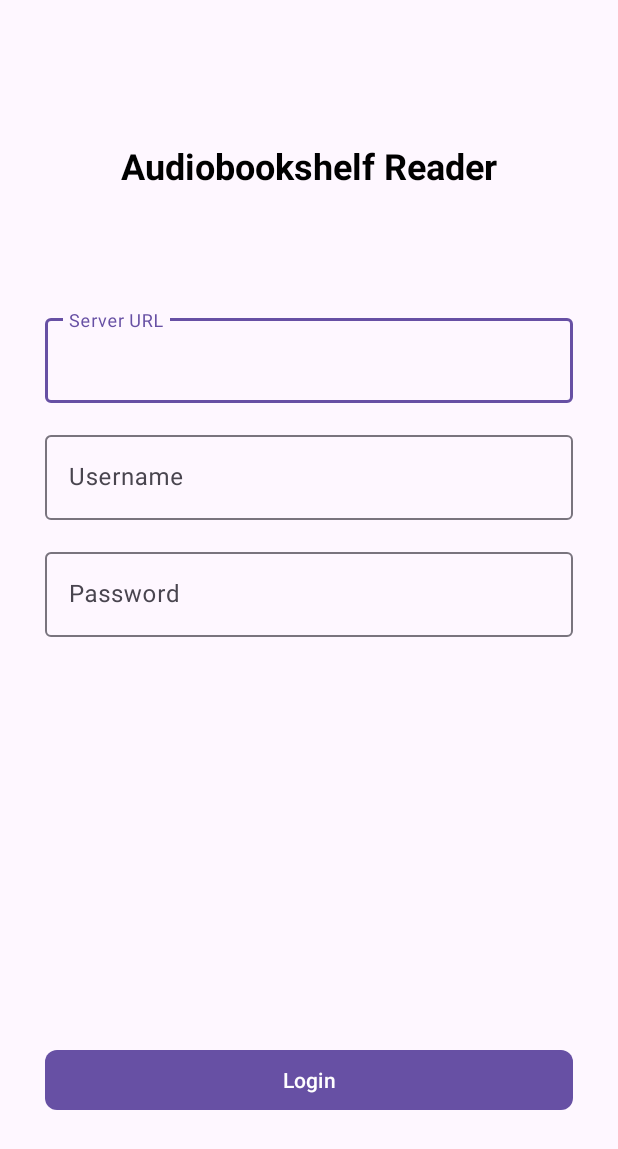
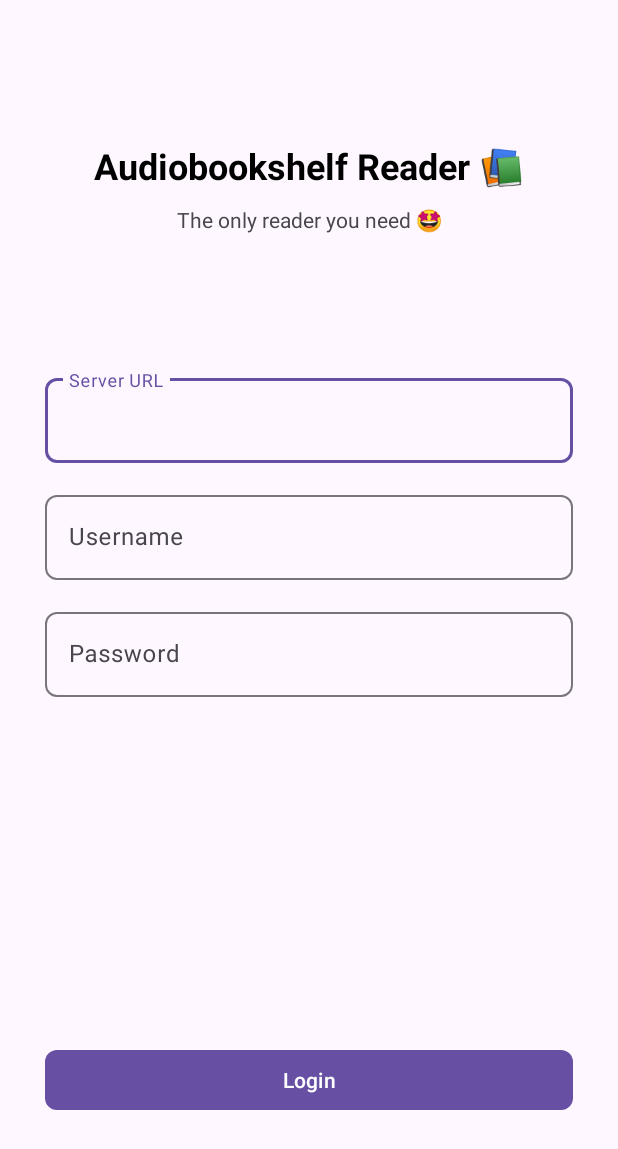
Before and after one commit to romainlancelot/abs-reader, an Android app: the screen it shows after launch (LoginActivity), on a phone screen of 412 x 824 dp. Shown: the top 1149 px of the screen. Run offline under Robolectric (Android 15) with nearby library versions, the phone set to English and light mode, and no system bars.

Commit message:
Refactored code ° added emoji to xml layout files.

```diff
--- a/app/src/main/AndroidManifest.xml
+++ b/app/src/main/AndroidManifest.xml
@@ -10,7 +10,7 @@
         android:dataExtractionRules="@xml/data_extraction_rules"
         android:fullBackupContent="@xml/backup_rules"
         android:icon="@mipmap/ic_launcher"
-        android:label="@string/app_name"
+        android:label="@string/audiobookshelf_reader"
         android:roundIcon="@mipmap/ic_launcher_round"
         android:supportsRtl="true"
         android:theme="@style/Theme.ABSReader"
--- a/app/src/main/java/com/absreader/MainActivity.kt
+++ b/app/src/main/java/com/absreader/MainActivity.kt
@@ -14,11 +14,13 @@
         enableEdgeToEdge()
         val sharedPreferences: SharedPreferences = getSharedPreferences("absreader", MODE_PRIVATE)
         val bearer: String = sharedPreferences.getString("bearer", "").toString()
-        println(bearer)
-        if (bearer.isEmpty()) {
-            startActivity(Intent(this, LoginActivity::class.java))
+        val server: String = sharedPreferences.getString("server", "").toString()
+        if (bearer.isEmpty() || server.isEmpty()) {
+            val intent: Intent = Intent(this, LoginActivity::class.java)
+            startActivity(intent)
         } else {
-            startActivity(Intent(this, HomeActivity::class.java))
+            val intent: Intent = Intent(this, HomeActivity::class.java)
+            startActivity(intent)
         }
     }
 }
--- a/app/src/main/java/com/absreader/home/LibraryViewHolder.kt
+++ b/app/src/main/java/com/absreader/home/LibraryViewHolder.kt
@@ -1,12 +1,12 @@
 package com.absreader.home
 
 import android.view.View
-import androidx.recyclerview.widget.RecyclerView
+import androidx.recyclerview.widget.RecyclerView.ViewHolder
 import com.absreader.R
 import com.absreader.networks.dto.libraries.Library
 import com.google.android.material.button.MaterialButton
 
-class LibraryViewHolder(itemView: View) : RecyclerView.ViewHolder(itemView) {
+class LibraryViewHolder(itemView: View) : ViewHolder(itemView) {
     private val libraryButton: MaterialButton = itemView.findViewById(R.id.libraryButton)
 
     fun bind(library: Library) {
--- a/app/src/main/res/layout/activity_login.xml
+++ b/app/src/main/res/layout/activity_login.xml
@@ -20,18 +20,30 @@
         android:textSize="24sp"
         android:textStyle="bold"
         app:layout_constraintEnd_toEndOf="parent"
-        app:layout_constraintHorizontal_bias="0.5"
         app:layout_constraintStart_toStartOf="parent"
         app:layout_constraintTop_toTopOf="parent" />
+
+    <TextView
+        android:layout_width="wrap_content"
+        android:layout_height="wrap_content"
+        android:paddingTop="10dp"
+        android:text="@string/app_name_hint"
+        app:layout_constraintEnd_toEndOf="parent"
+        app:layout_constraintStart_toStartOf="parent"
+        app:layout_constraintTop_toBottomOf="@+id/appName" />
 
     <!-- Username Input -->
     <com.google.android.material.textfield.TextInputLayout
         android:id="@+id/serverLayout"
         android:layout_width="0dp"
         android:layout_height="wrap_content"
-        android:layout_marginTop="80dp"
+        android:layout_marginTop="120dp"
         android:hint="@string/server_url"
         app:boxBackgroundMode="outline"
+        app:boxCornerRadiusBottomEnd="8dp"
+        app:boxCornerRadiusBottomStart="8dp"
+        app:boxCornerRadiusTopEnd="8dp"
+        app:boxCornerRadiusTopStart="8dp"
         app:layout_constraintEnd_toEndOf="parent"
         app:layout_constraintStart_toStartOf="parent"
         app:layout_constraintTop_toBottomOf="@id/appName">
@@ -50,6 +62,10 @@
         android:layout_marginTop="16dp"
         android:hint="@string/username"
         app:boxBackgroundMode="outline"
+        app:boxCornerRadiusBottomEnd="8dp"
+        app:boxCornerRadiusBottomStart="8dp"
+        app:boxCornerRadiusTopEnd="8dp"
+        app:boxCornerRadiusTopStart="8dp"
         app:layout_constraintEnd_toEndOf="parent"
         app:layout_constraintStart_toStartOf="parent"
         app:layout_constraintTop_toBottomOf="@id/serverLayout">
@@ -68,6 +84,10 @@
         android:layout_marginTop="16dp"
         android:hint="@string/password"
         app:boxBackgroundMode="outline"
+        app:boxCornerRadiusBottomEnd="8dp"
+        app:boxCornerRadiusBottomStart="8dp"
+        app:boxCornerRadiusTopEnd="8dp"
+        app:boxCornerRadiusTopStart="8dp"
         app:layout_constraintEnd_toEndOf="parent"
         app:layout_constraintStart_toStartOf="parent"
         app:layout_constraintTop_toBottomOf="@id/usernameLayout">
--- a/app/src/main/res/values/strings.xml
+++ b/app/src/main/res/values/strings.xml
@@ -1,6 +1,6 @@
 <resources>
-    <string name="app_name">ABS Reader</string>
-    <string name="audiobookshelf_reader">Audiobookshelf Reader</string>
+    <string name="audiobookshelf_reader">Audiobookshelf Reader 📚</string>
+    <string name="app_name_hint">The only reader you need 🤩</string>
     <string name="server_url">Server URL</string>
     <string name="username">Username</string>
     <string name="password">Password</string>
```
Also changed, not shown: app/src/main/java/com/absreader/home/HomeActivity.kt (+6 -13 lines), app/src/main/java/com/absreader/home/LibraryAdapter.kt (+5 -6 lines), app/src/main/java/com/absreader/home/LibraryViewModel.kt (+9 -6 lines), app/src/main/java/com/absreader/login/LoginActivity.kt (+19 -13 lines).
